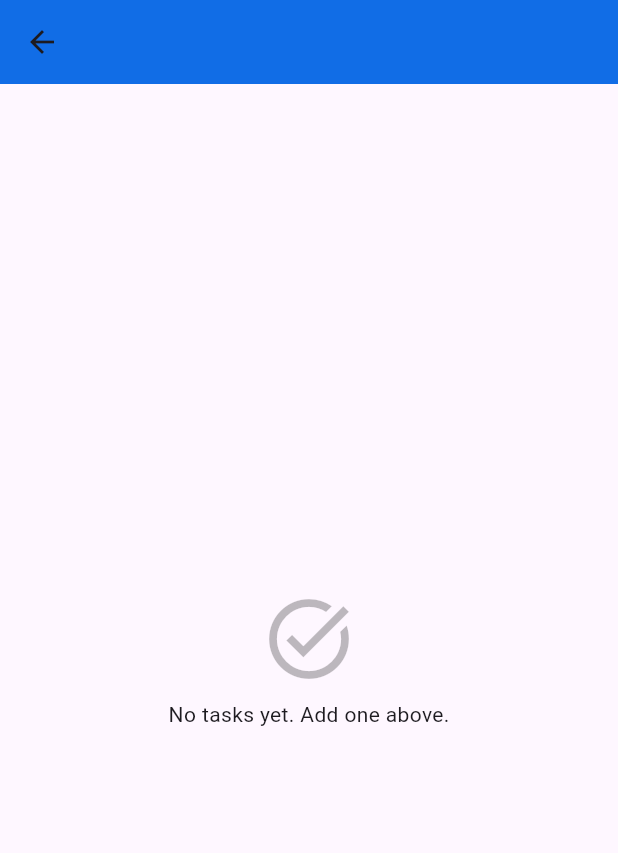
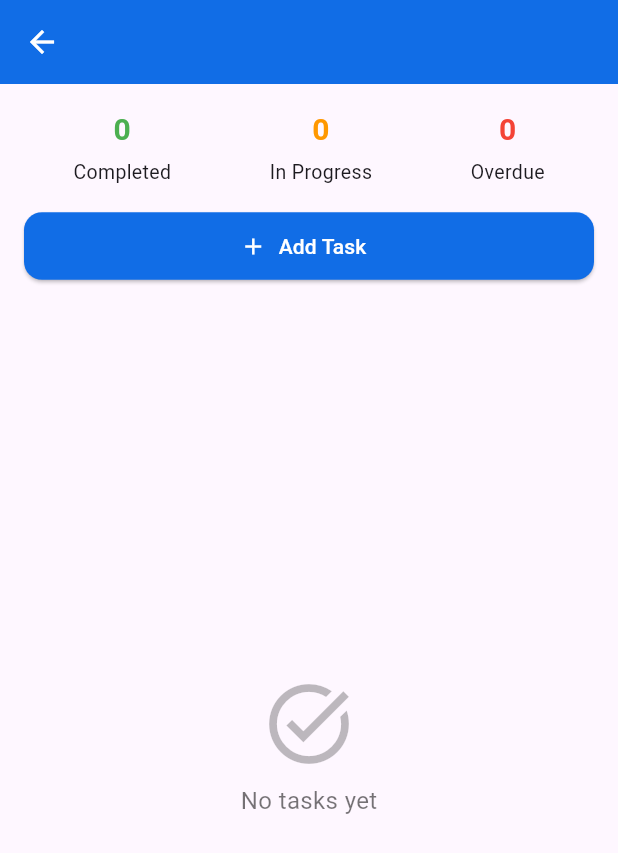
Before and after one commit to MJ-2502/tasksync, a Flutter app: the ProjectScreen screen opened directly with empty values, on a phone screen of 412 x 824 dp. Shown: the top 853 px of the screen. Run offline on Flutter 3.47's test engine with Material 3 defaults, Android fonts, the phone set to English and light mode, and no system bars; our stand-ins replace cloud_firestore, firebase_auth, firebase_core; accounts and stored records are empty.

Commit message:
project screen fix

```diff
--- a/lib/screens/project/project_screen.dart
+++ b/lib/screens/project/project_screen.dart
@@ -1,11 +1,13 @@
 import 'package:flutter/material.dart';
 import 'package:cloud_firestore/cloud_firestore.dart';
+import 'package:firebase_auth/firebase_auth.dart';
 
 class ProjectScreen extends StatefulWidget {
   final String projectId;
   final String projectName;
   final List<String> members;
   final List<Map<String, dynamic>> tasks;
+  final Map<String, String> memberNames; // Map of uid to display name/email
 
   const ProjectScreen({
     super.key,
@@ -13,6 +15,7 @@ class ProjectScreen extends StatefulWidget {
     required this.projectName,
     required this.members,
     required this.tasks,
+    required this.memberNames,
   });
 
   @override
@@ -21,6 +24,7 @@ class ProjectScreen extends StatefulWidget {
 
 class _ProjectScreenState extends State<ProjectScreen> {
   late CollectionReference _tasksRef;
+  bool _showOnlyMine = false; // filter state: false = All, true = My tasks
 
   @override
   void initState() {
@@ -29,6 +33,30 @@ class _ProjectScreenState extends State<ProjectScreen> {
         .collection('projects')
         .doc(widget.projectId)
         .collection('tasks');
+  }
+
+  bool _isAssignedToCurrentUser(String? assigneeUid) {
+    final user = FirebaseAuth.instance.currentUser;
+    if (assigneeUid == null) return false;
+
+    // Try to match by email (preferred), then by uid
+    final currentEmail = user?.email?.toLowerCase();
+    if (currentEmail != null) {
+      final assigned = widget.memberNames[assigneeUid]?.toLowerCase();
+      if (assigned != null && assigned == currentEmail) return true;
+      // It's possible the assignee field already stores an email string
+      if (assigneeUid.toLowerCase() == currentEmail) return true;
+    }
+
+    final currentUid = user?.uid;
+    if (currentUid != null && assigneeUid == currentUid) return true;
+
+    // Also match by displayName if available
+    final displayName = user?.displayName?.toLowerCase();
+    final assignedName = widget.memberNames[assigneeUid]?.toLowerCase();
+    if (displayName != null && assignedName != null && displayName == assignedName) return true;
+
+    return false;
   }
 
   // --- Task Operations ---
@@ -98,9 +126,10 @@ class _ProjectScreenState extends State<ProjectScreen> {
                   labelText: "Assign to",
                   border: OutlineInputBorder(),
                 ),
-                items: widget.members
-                    .map((m) => DropdownMenuItem(value: m, child: Text(m)))
-                    .toList(),
+                items: widget.members.map((uid) {
+                  final displayName = widget.memberNames[uid] ?? 'Unknown User';
+                  return DropdownMenuItem(value: uid, child: Text(displayName));
+                }).toList(),
                 onChanged: (v) => setState(() => selectedAssignee = v),
               ),
               const SizedBox(height: 12),
@@ -149,7 +178,7 @@ class _ProjectScreenState extends State<ProjectScreen> {
         actions: [
           TextButton(
               onPressed: () => Navigator.pop(context),
-              child: const Text("Cancel")),
+              child: const Text("Cancel", style: TextStyle(color: Color(0xFF116DE6)))),
           ElevatedButton(
             onPressed: () {
               if (descriptionController.text.trim().isNotEmpty) {
@@ -163,6 +192,11 @@ class _ProjectScreenState extends State<ProjectScreen> {
                 Navigator.pop(context);
               }
             },
+            style: ElevatedButton.styleFrom(
+              backgroundColor: const Color(0xFF116DE6),
+              elevation: 0,
+              foregroundColor: Colors.white,
+            ),
             child: const Text("Add Task"),
           ),
         ],
@@ -176,6 +210,7 @@ class _ProjectScreenState extends State<ProjectScreen> {
       appBar: AppBar(
         title: Text(widget.projectName),
         backgroundColor: const Color(0xFF116DE6),
+        foregroundColor: Colors.white,
       ),
       body: StreamBuilder<QuerySnapshot>(
         stream: _tasksRef.orderBy('createdAt', descending: true).snapshots(),
@@ -189,14 +224,23 @@ class _ProjectScreenState extends State<ProjectScreen> {
           }
 
           final docs = snapshot.data!.docs;
+
+          // Apply filter (All vs My tasks)
+          final filteredDocs = docs.where((d) {
+            if (!_showOnlyMine) return true;
+            final data = d.data() as Map<String, dynamic>;
+            final assignee = data['assignee'] as String?;
+            return _isAssignedToCurrentUser(assignee);
+          }).toList();
+
           int completed =
-              docs.where((d) => (d.data() as Map)['completed'] == true).length;
-          int overdue = docs
+              filteredDocs.where((d) => (d.data() as Map)['completed'] == true).length;
+          int overdue = filteredDocs
               .where((d) =>
                   _isOverdue((d.data() as Map)['dueDate'],
                       (d.data() as Map)['completed'] == true))
               .length;
-          int inProgress = docs.length - completed - overdue;
+          int inProgress = filteredDocs.length - completed - overdue;
 
           return Padding(
             padding: const EdgeInsets.all(16),
@@ -216,15 +260,38 @@ class _ProjectScreenState extends State<ProjectScreen> {
                   icon: const Icon(Icons.add),
                   label: const Text("Add Task"),
                   style: ElevatedButton.styleFrom(
-                      minimumSize: const Size.fromHeight(45)),
+                    minimumSize: const Size.fromHeight(45),
+                    foregroundColor: Colors.white,
+                    backgroundColor: const Color(0xFF116DE6),
+                    elevation: 0,
+                  ),
                 ),
                 const SizedBox(height: 12),
+
+                // Filter chips (moved below the add button, left-aligned)
+                Row(
+                  mainAxisAlignment: MainAxisAlignment.start,
+                  children: [
+                    ChoiceChip(
+                      label: const Text('All'),
+                      selected: !_showOnlyMine,
+                      onSelected: (v) => setState(() => _showOnlyMine = false),
+                    ),
+                    const SizedBox(width: 8),
+                    ChoiceChip(
+                      label: const Text('My tasks'),
+                      selected: _showOnlyMine,
+                      onSelected: (v) => setState(() => _showOnlyMine = v),
+                    ),
+                  ],
+                ),
+                const SizedBox(height: 16),
                 Expanded(
                   child: ListView.builder(
-                    itemCount: docs.length,
+                    itemCount: filteredDocs.length,
                     itemBuilder: (context, i) {
-                      final task = docs[i].data() as Map<String, dynamic>;
-                      final id = docs[i].id;
+                      final task = filteredDocs[i].data() as Map<String, dynamic>;
+                      final id = filteredDocs[i].id;
 
                       final title = task['title'] ?? 'Untitled Task';
                       final assignee = task['assignee'] ?? 'Unassigned';
@@ -233,12 +300,13 @@ class _ProjectScreenState extends State<ProjectScreen> {
                       final isOverdue = _isOverdue(due, completed);
 
                       Color borderColor;
-                      if (completed){
-                        borderColor = Colors.green;}
-                      else if (isOverdue){
-                        borderColor = Colors.red;}
-                      else{
-                        borderColor = Colors.orange;}
+                      if (completed) {
+                        borderColor = Colors.green;
+                      } else if (isOverdue) {
+                        borderColor = Colors.red;
+                      } else {
+                        borderColor = Colors.orange;
+                      }
 
                       return Container(
                         margin: const EdgeInsets.only(bottom: 10),
@@ -266,9 +334,9 @@ class _ProjectScreenState extends State<ProjectScreen> {
                                       style: const TextStyle(
                                           fontWeight: FontWeight.w600)),
                                   const SizedBox(height: 4),
-                                  Text(assignee,
-                                      style: const TextStyle(
-                                          color: Colors.black54)),
+                                  Text(
+                                    widget.memberNames[assignee] ?? 'Unknown User',
+                                    style: const TextStyle(color: Colors.black54)),
                                   const SizedBox(height: 4),
                                   Text(
                                     due is Timestamp
@@ -298,16 +366,52 @@ class _ProjectScreenState extends State<ProjectScreen> {
     );
   }
 
-  Widget _buildEmptyView() => Center(
+  Widget _buildEmptyView() {
+    return Padding(
+      padding: const EdgeInsets.all(16),
+      child: Column(
+        children: [
+          Row(
+            mainAxisAlignment: MainAxisAlignment.spaceAround,
+            children: [
+              _buildCounter("Completed", 0, Colors.green),
+              _buildCounter("In Progress", 0, Colors.orange),
+              _buildCounter("Overdue", 0, Colors.red),
+            ],
+          ),
+          const SizedBox(height: 16),
+          ElevatedButton.icon(
+            onPressed: _showAddTaskDialog,
+            icon: const Icon(Icons.add),
+            label: const Text("Add Task"),
+            style: ElevatedButton.styleFrom(
+              minimumSize: const Size.fromHeight(45),
+              backgroundColor: const Color(0xFF116DE6),
+              foregroundColor: Colors.white,
+              shape: RoundedRectangleBorder(borderRadius: BorderRadius.circular(12)),
+            ),
+          ),
+          const Expanded(
+            child: Center(
               child: Column(
                 mainAxisAlignment: MainAxisAlignment.center,
-          children: const [
+                children: [
                   Icon(Icons.task_alt, size: 64, color: Colors.black26),
                   SizedBox(height: 8),
-            Text("No tasks yet. Add one above."),
+                  Text("No tasks yet",
+                    style: TextStyle(
+                      fontSize: 16,
+                      color: Colors.black54,
+                    ),
+                  ),
+                ],
+              ),
+            ),
+          ),
         ],
       ),
     );
+  }
 
   Widget _buildCounter(String label, int count, Color color) {
     return Column(
```
Also changed, not shown: lib/screens/home_screen.dart (+23 -21 lines), 1 other file. Lines whose indentation alone changed are shown as unchanged.
